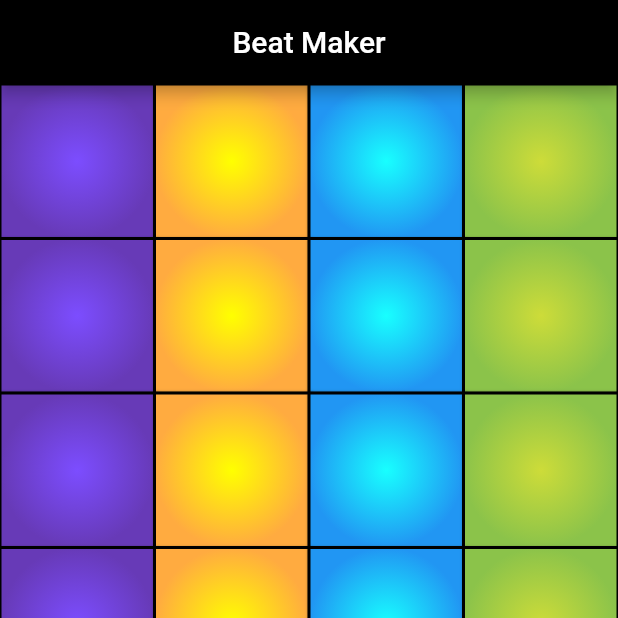
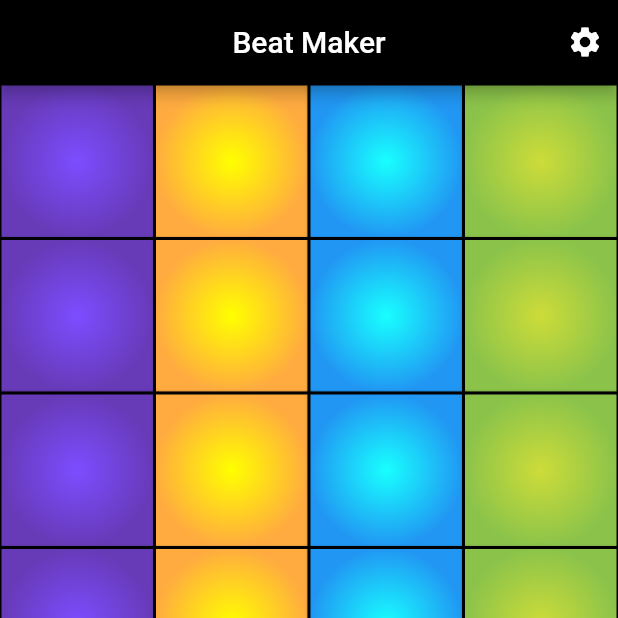
Before and after one commit to amrogad/beat_maker, a Flutter app: the screen it shows after launch, on a phone screen of 412 x 824 dp, the top half of it. Run offline on Flutter 3.47's test engine with Material 2 defaults, Android fonts, the phone set to English and light mode, and no system bars; our stand-ins replace audioplayers, google_fonts; Roboto replaces fonts that are missing (Kanit).

Commit message:
added routes added a settings icons with a navigator organized screens more

```diff
--- a/lib/sound_button.dart
+++ b/lib/components/sound_button.dart
@@ -27,8 +27,7 @@ class _SoundButtonState extends State<SoundButton> {
 
   @override
   Widget build(BuildContext context) {
-    return InkWell(
-      enableFeedback: false,
+    return GestureDetector(
       onTap: () {
         setState(() {
           mainColor = Colors.redAccent;
--- a/lib/main.dart
+++ b/lib/main.dart
@@ -1,6 +1,6 @@
 import 'package:flutter/material.dart';
-import 'package:google_fonts/google_fonts.dart';
-import 'sound_button.dart';
+import 'package:untitled/screens/home_screen.dart';
+import 'package:untitled/screens/settings_screen.dart';
 
 void main() {
   runApp(const MyApp());
@@ -12,53 +12,13 @@ class MyApp extends StatelessWidget {
   @override
   Widget build(BuildContext context) {
     return MaterialApp(
-        debugShowCheckedModeBanner: false,
-        home: Scaffold(
-          backgroundColor: Colors.black,
-          appBar: AppBar(
-            centerTitle: true,
-            title: Text(
-              'Beat Maker',
-              style: GoogleFonts.atomicAge(),
-            ),
-            backgroundColor: Colors.black,
-          ),
-          body: GridView(
-            physics: const ClampingScrollPhysics(),
-            gridDelegate: const SliverGridDelegateWithFixedCrossAxisCount(
-              crossAxisCount: 4,
-            ),
-            children: const [
-              SoundButton(Colors.deepPurpleAccent, Colors.deepPurple, 'sounds/kick1.wav'),
-              SoundButton(Colors.yellowAccent, Colors.orangeAccent, 'sounds/kick2.wav'),
-              SoundButton(Colors.cyanAccent, Colors.blue, 'sounds/kick3.wav'),
-              SoundButton(Colors.lime, Colors.lightGreen, 'sounds/kick4.wav'),
-              SoundButton(Colors.deepPurpleAccent, Colors.deepPurple, 'sounds/clap1.wav'),
-              SoundButton(Colors.yellowAccent, Colors.orangeAccent, 'sounds/clap2.wav'),
-              SoundButton(Colors.cyanAccent, Colors.blue, 'sounds/clap3.wav'),
-              SoundButton(Colors.lime, Colors.lightGreen, 'sounds/clap4.wav'),
-              SoundButton(Colors.deepPurpleAccent, Colors.deepPurple, 'sounds/snare1.wav'),
-              SoundButton(Colors.yellowAccent, Colors.orangeAccent, 'sounds/snare2.wav'),
-              SoundButton(Colors.cyanAccent, Colors.blue, 'sounds/snare3.wav'),
-              SoundButton(Colors.lime, Colors.lightGreen, 'sounds/snare4.wav'),
-              SoundButton(Colors.deepPurpleAccent, Colors.deepPurple, 'sounds/hatclosed1.wav'),
-              SoundButton(Colors.yellowAccent, Colors.orangeAccent, 'sounds/hatclosed2.wav'),
-              SoundButton(Colors.cyanAccent, Colors.blue, 'sounds/hatclosed3.wav'),
-              SoundButton(Colors.lime, Colors.lightGreen, 'sounds/hatclosed4.wav'),
-              SoundButton(Colors.deepPurpleAccent, Colors.deepPurple, 'sounds/hatopen1.wav'),
-              SoundButton(Colors.yellowAccent, Colors.orangeAccent, 'sounds/hatopen2.wav'),
-              SoundButton(Colors.cyanAccent, Colors.blue, 'sounds/hatopen3.wav'),
-              SoundButton(Colors.lime, Colors.lightGreen, 'sounds/hatopen4.wav'),
-              SoundButton(Colors.deepPurpleAccent, Colors.deepPurple, 'sounds/tom1.wav'),
-              SoundButton(Colors.yellowAccent, Colors.orangeAccent, 'sounds/tom2.wav'),
-              SoundButton(Colors.cyanAccent, Colors.blue, 'sounds/tom3.wav'),
-              SoundButton(Colors.lime, Colors.lightGreen, 'sounds/tom4.wav'),
-              SoundButton(Colors.deepPurpleAccent, Colors.deepPurple, 'sounds/rim1.wav'),
-              SoundButton(Colors.yellowAccent, Colors.orangeAccent, 'sounds/rim2.wav'),
-              SoundButton(Colors.cyanAccent, Colors.blue, 'sounds/rim3.wav'),
-              SoundButton(Colors.lime, Colors.lightGreen, 'sounds/rim4.wav'),
-            ],
-          ),
-        ));
+      debugShowCheckedModeBanner: false,
+      theme: ThemeData(primarySwatch: Colors.lime),
+      routes: {
+        HomeScreen.routeName: (context) => HomeScreen(),
+        SettingsScreen.routeName: (context) => SettingsScreen(),
+      },
+      initialRoute: HomeScreen.routeName,
+    );
   }
 }
--- /dev/null
+++ b/lib/screens/home_screen.dart
@@ -0,0 +1,91 @@
+import 'package:flutter/material.dart';
+import 'package:google_fonts/google_fonts.dart';
+import 'package:untitled/screens/settings_screen.dart';
+import 'package:untitled/components/sound_button.dart';
+
+class HomeScreen extends StatelessWidget {
+  static const String routeName = 'Home Screen';
+
+  @override
+  Widget build(BuildContext context) {
+    return SafeArea(
+      child: Scaffold(
+        backgroundColor: Colors.black,
+        appBar: AppBar(
+          backgroundColor: Colors.black,
+          title: Text(
+            'Beat Maker',
+            style: GoogleFonts.kanit(color: Colors.white),
+          ),
+          centerTitle: true,
+          actions: [
+            GestureDetector(
+                onTap: () {
+                  Navigator.of(context).push(MaterialPageRoute(
+                      builder: (context) => SettingsScreen()));
+                },
+                child: Icon(
+                  Icons.settings,
+                  color: Colors.white,
+                )),
+            SizedBox(
+              width: 10,
+            ),
+          ],
+        ),
+        body: GridView(
+          physics: const ClampingScrollPhysics(),
+          gridDelegate: const SliverGridDelegateWithFixedCrossAxisCount(
+            crossAxisCount: 4,
+          ),
+          children: const [
+            SoundButton(
+                Colors.deepPurpleAccent, Colors.deepPurple, 'sounds/kick1.wav'),
+            SoundButton(
+                Colors.yellowAccent, Colors.orangeAccent, 'sounds/kick2.wav'),
+            SoundButton(Colors.cyanAccent, Colors.blue, 'sounds/kick3.wav'),
+            SoundButton(Colors.lime, Colors.lightGreen, 'sounds/kick4.wav'),
+            SoundButton(
+                Colors.deepPurpleAccent, Colors.deepPurple, 'sounds/clap1.wav'),
+            SoundButton(
+                Colors.yellowAccent, Colors.orangeAccent, 'sounds/clap2.wav'),
+            SoundButton(Colors.cyanAccent, Colors.blue, 'sounds/clap3.wav'),
+            SoundButton(Colors.lime, Colors.lightGreen, 'sounds/clap4.wav'),
+            SoundButton(Colors.deepPurpleAccent, Colors.deepPurple,
+                'sounds/snare1.wav'),
+            SoundButton(
+                Colors.yellowAccent, Colors.orangeAccent, 'sounds/snare2.wav'),
+            SoundButton(Colors.cyanAccent, Colors.blue, 'sounds/snare3.wav'),
+            SoundButton(Colors.lime, Colors.lightGreen, 'sounds/snare4.wav'),
+            SoundButton(Colors.deepPurpleAccent, Colors.deepPurple,
+                'sounds/hatclosed1.wav'),
+            SoundButton(Colors.yellowAccent, Colors.orangeAccent,
+                'sounds/hatclosed2.wav'),
+            SoundButton(
+                Colors.cyanAccent, Colors.blue, 'sounds/hatclosed3.wav'),
+            SoundButton(
+                Colors.lime, Colors.lightGreen, 'sounds/hatclosed4.wav'),
+            SoundButton(Colors.deepPurpleAccent, Colors.deepPurple,
+                'sounds/hatopen1.wav'),
+            SoundButton(Colors.yellowAccent, Colors.orangeAccent,
+                'sounds/hatopen2.wav'),
+            SoundButton(Colors.cyanAccent, Colors.blue, 'sounds/hatopen3.wav'),
+            SoundButton(Colors.lime, Colors.lightGreen, 'sounds/hatopen4.wav'),
+            SoundButton(
+                Colors.deepPurpleAccent, Colors.deepPurple, 'sounds/tom1.wav'),
+            SoundButton(
+                Colors.yellowAccent, Colors.orangeAccent, 'sounds/tom2.wav'),
+            SoundButton(Colors.cyanAccent, Colors.blue, 'sounds/tom3.wav'),
+            SoundButton(Colors.lime, Colors.lightGreen, 'sounds/tom4.wav'),
+            SoundButton(
+                Colors.deepPurpleAccent, Colors.deepPurple, 'sounds/rim1.wav'),
+            SoundButton(
+                Colors.yellowAccent, Colors.orangeAccent, 'sounds/rim2.wav'),
+            SoundButton(Colors.cyanAccent, Colors.blue, 'sounds/rim3.wav'),
+            SoundButton(Colors.lime, Colors.lightGreen, 'sounds/rim4.wav'),
+          ],
+        ),
+      ),
+    );
+  }
+}
--- /dev/null
+++ b/lib/screens/settings_screen.dart
@@ -0,0 +1,9 @@
+import 'package:flutter/material.dart';
+
+class SettingsScreen extends StatelessWidget {
+  static const String routeName = 'Settings Screen';
+  @override
+  Widget build(BuildContext context) {
+    return Container();
+  }
+}
```
